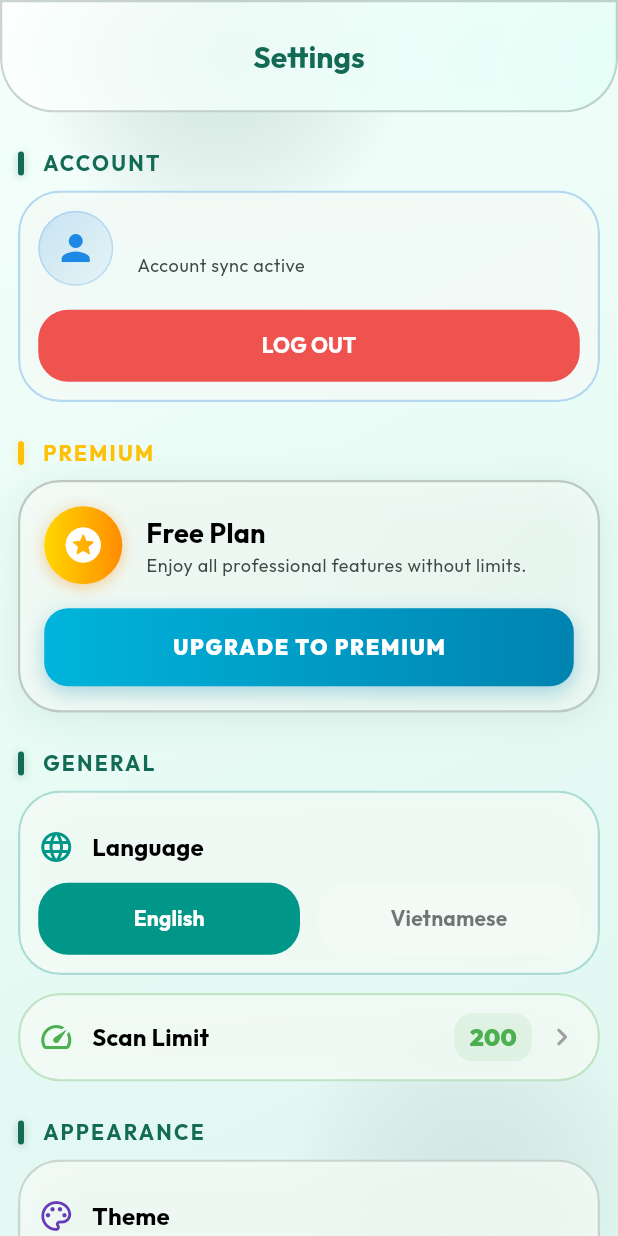
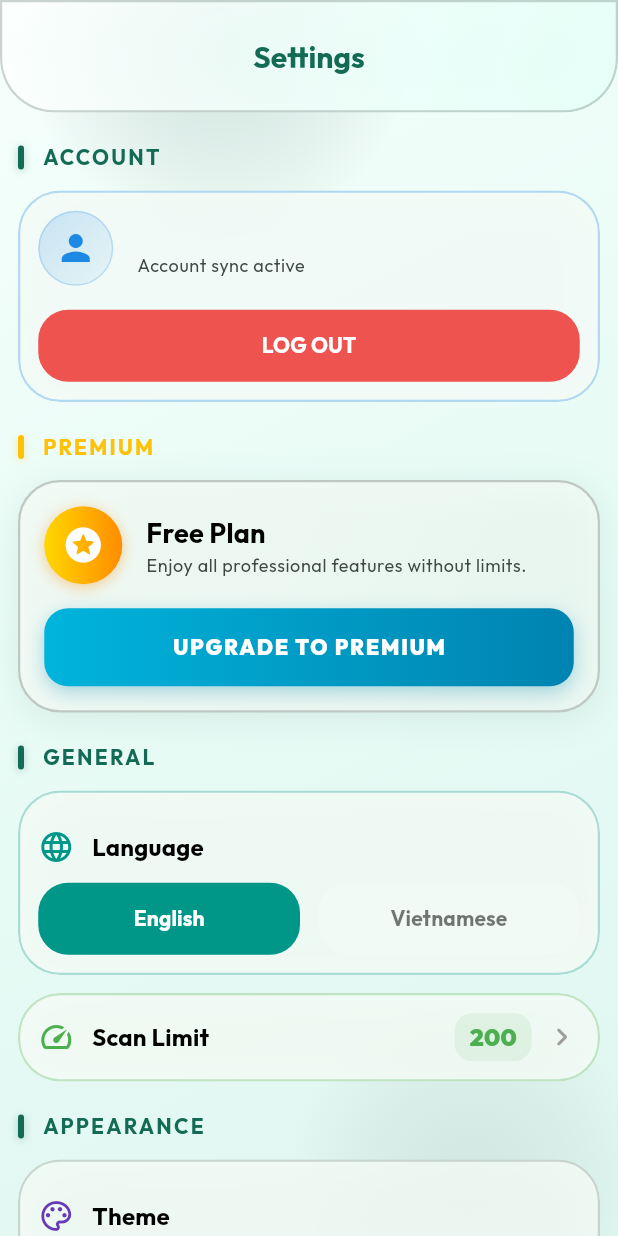
Before and after one commit to CodeAndThink/twinfix, a Flutter app: the SettingsChildPage screen opened directly, on a phone screen of 412 x 824 dp. Run offline on Flutter 3.47's test engine with Material 3 defaults, Android fonts, the phone set to English and light mode, and no system bars; our stand-ins replace another_flushbar, equatable, flutter_bloc, flutter_card_swiper, flutter_dotenv, get_it and 14 more; missing offline and left inert: exif, google_mlkit_face_detection, google_mlkit_text_recognition, haptic_feedback, image_pixels and 6 more; accounts and stored records are empty; generated files the repository leaves out were written again.

Commit message:
refactor: extract section header widget to AppTitleHeader and replace local implementations

```diff
--- a/lib/presentation/features/settings/pages/settings_page.dart
+++ b/lib/presentation/features/settings/pages/settings_page.dart
@@ -20,6 +20,7 @@ import 'package:twinfix/presentation/widgets/scaffold/app_scaffold.dart';
 import 'package:twinfix/presentation/app/cubit/app_cubit.dart';
 import 'package:twinfix/presentation/app/cubit/subscription_cubit.dart';
 import 'package:twinfix/presentation/app/cubit/subscription_state.dart';
+import 'package:twinfix/presentation/widgets/titles/app_title_header.dart';
 
 class SettingsPage extends StatelessWidget {
   const SettingsPage({super.key});
@@ -148,64 +149,18 @@ class _SettingsChildPageState extends State<SettingsChildPage>
       child: Column(
         crossAxisAlignment: CrossAxisAlignment.start,
         children: [
-          _buildSectionHeader(
-            title: _l10n.account,
-            color: _theme.colorScheme.primary,
-          ),
+          AppTitleHeader(title: _l10n.account),
           _buildAccountSection(),
-          _buildSectionHeader(title: _l10n.premium, color: Colors.amber),
+          AppTitleHeader(title: _l10n.premium, color: Colors.amber),
           _buildPremiumSection(),
-          _buildSectionHeader(
-            title: _l10n.general,
-            color: _theme.colorScheme.primary,
-          ),
+          AppTitleHeader(title: _l10n.general),
           _buildLanguageTile(),
           12.height,
           _buildScanLimitTile(),
-          _buildSectionHeader(
-            title: _l10n.appearance,
-            color: _theme.colorScheme.primary,
-          ),
+          AppTitleHeader(title: _l10n.appearance),
           _buildAppearanceWidget(),
-          _buildSectionHeader(
-            title: _l10n.more.toUpperCase(),
-            color: _theme.colorScheme.primary,
-          ),
+          AppTitleHeader(title: _l10n.more.toUpperCase()),
           _buildMoreSection(),
-        ],
-      ),
-    );
-  }
-
-  Widget _buildSectionHeader({required String title, Color? color}) {
-    final displayColor = color ?? _theme.colorScheme.primary;
-    return Padding(
-      padding: const EdgeInsets.only(top: 24, bottom: 8),
-      child: Row(
-        children: [
-          Container(
-            width: 4,
-            height: 16,
-            decoration: BoxDecoration(
-              color: displayColor,
-              borderRadius: 2.borderRadius,
-              boxShadow: [
-                BoxShadow(
-                  color: displayColor.withValues(alpha: 0.3),
-                  blurRadius: 4,
-                  offset: const Offset(0, 1),
-                ),
-              ],
-            ),
-          ),
-          12.width,
-          Text(
-            title.toUpperCase(),
-            style: _theme.textTheme.titleSmall?.copyWith(
-              color: displayColor,
-              letterSpacing: 1.5,
-            ),
-          ),
         ],
       ),
     );
--- /dev/null
+++ b/lib/presentation/widgets/titles/app_title_header.dart
@@ -0,0 +1,44 @@
+import 'package:flutter/material.dart';
+import 'package:twinfix/core/extensions/num_extensions.dart';
+
+class AppTitleHeader extends StatelessWidget {
+  final String title;
+  final Color? color;
+  const AppTitleHeader({super.key, required this.title, this.color});
+
+  @override
+  Widget build(BuildContext context) {
+    final theme = Theme.of(context);
+    final displayColor = color ?? theme.colorScheme.primary;
+    return Padding(
+      padding: EdgeInsetsGeometry.fromLTRB(0, 20, 0, 12),
+      child: Row(
+        children: [
+          Container(
+            width: 4,
+            height: 16,
+            decoration: BoxDecoration(
+              color: displayColor,
+              borderRadius: 2.borderRadius,
+              boxShadow: [
+                BoxShadow(
+                  color: displayColor.withValues(alpha: 0.3),
+                  blurRadius: 4,
+                  offset: const Offset(0, 1),
+                ),
+              ],
+            ),
+          ),
+          12.width,
+          Text(
+            title.toUpperCase(),
+            style: theme.textTheme.titleSmall?.copyWith(
+              color: displayColor,
+              letterSpacing: 1.5,
+            ),
+          ),
+        ],
+      ),
+    );
+  }
+}
```
Also changed, not shown: lib/presentation/features/achievement/pages/achievement_page.dart (+5 -32 lines), lib/presentation/features/activity_detail/page/activity_detail_page.dart (+3 -16 lines).
